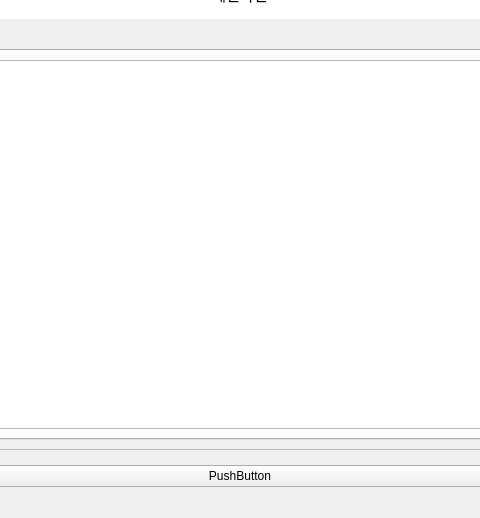
Old version of the form webtoontest/mainwindow.ui in the repository sia3856/webtoonproject; both pictures show x 132 to 612 and y 115 to 633 of the 744 by 633 pixel window.
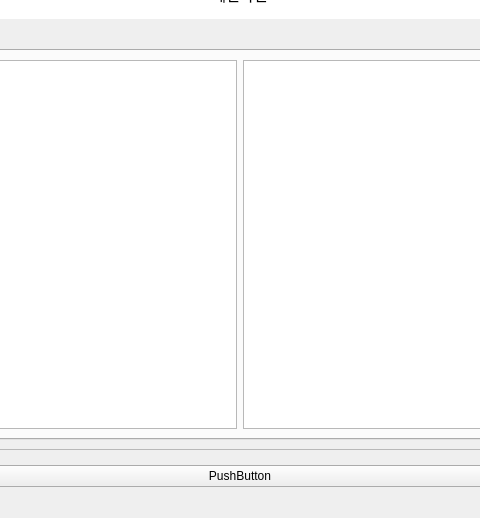
New version of the form.

```diff
--- a/webtoontest/mainwindow.ui
+++ b/webtoontest/mainwindow.ui
@@ -529,7 +529,17 @@
                 </attribute>
                 <layout class="QGridLayout" name="gridLayout_11">
                  <item row="0" column="0">
-                  <widget class="QTableView" name="tableView"/>
+                  <widget class="QTextBrowser" name="test_bro"/>
+                 </item>
+                 <item row="0" column="1">
+                  <widget class="QTableView" name="test_table">
+                   <property name="editTriggers">
+                    <set>QAbstractItemView::EditTrigger::NoEditTriggers</set>
+                   </property>
+                   <property name="dragEnabled">
+                    <bool>true</bool>
+                   </property>
+                  </widget>
                  </item>
                 </layout>
                </widget>
```
Left out of the diff: 46 changed lines with no effect on the pictures.
